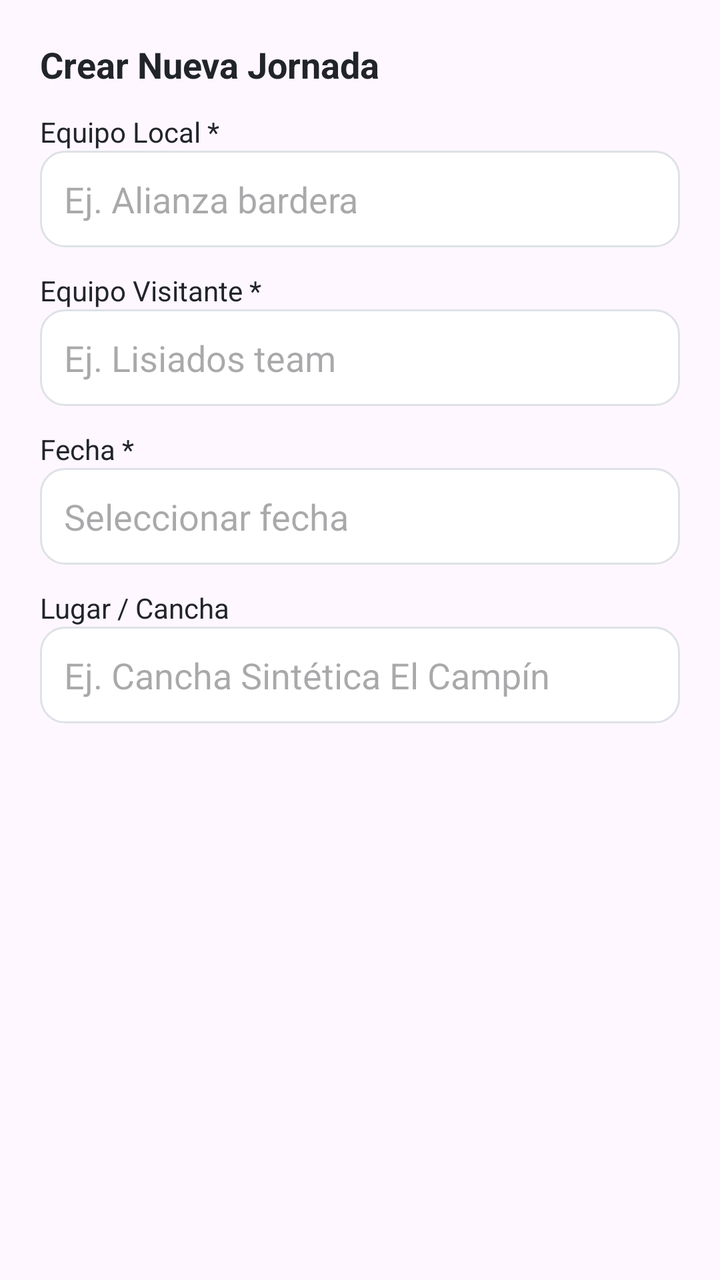
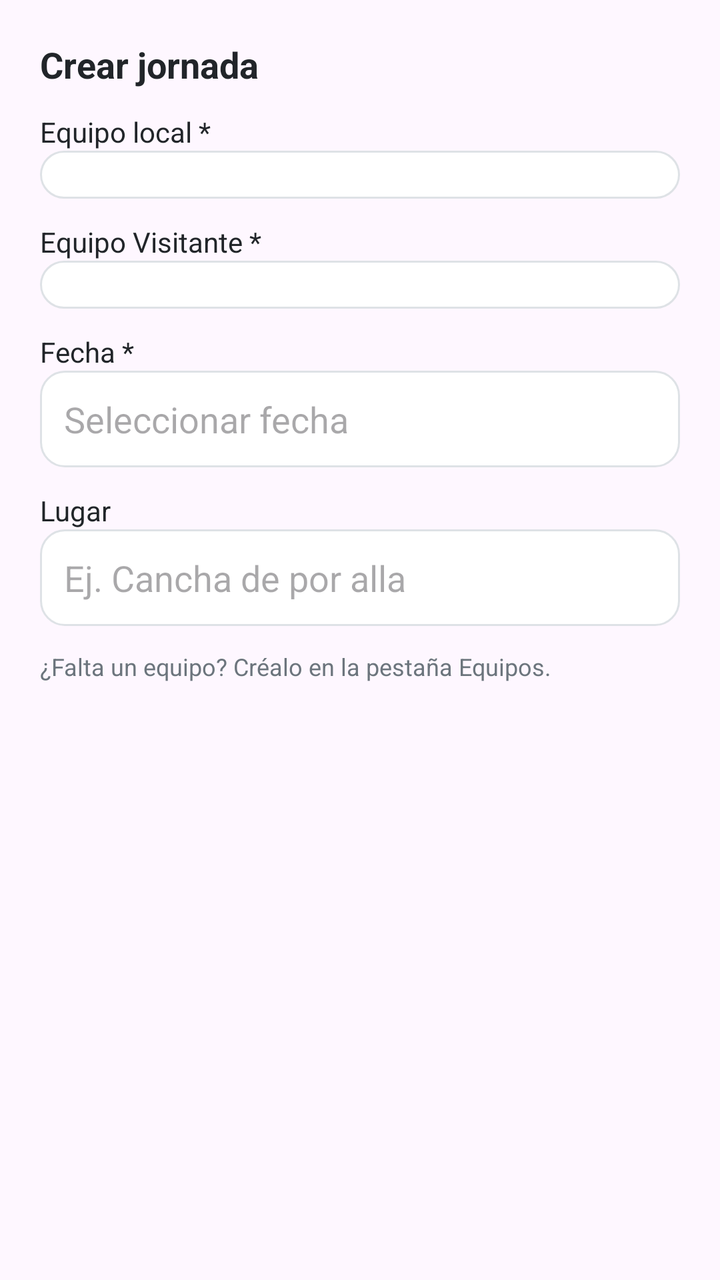

The first picture is an Android layout as it rendered before a commit; the second is the same layout after the commit. The layout source and the unified diff follow.
<!-- AndroidManifest.xml: application theme Theme.Material3.DayNight.NoActionBar -->
<!-- res/layout/dialog_crear_partido.xml -->
<?xml version="1.0" encoding="utf-8"?>
<ScrollView xmlns:android="http://schemas.android.com/apk/res/android"
    android:layout_width="match_parent"
    android:layout_height="wrap_content">

    <LinearLayout
        android:layout_width="match_parent"
        android:layout_height="wrap_content"
        android:orientation="vertical"
        android:padding="20dp">

        <TextView
            android:layout_width="wrap_content"
            android:layout_height="wrap_content"
            android:text="Crear Nueva Jornada"
            android:textColor="@color/texto_principal"
            android:textSize="18sp"
            android:textStyle="bold" />

        <TextView
            android:layout_width="wrap_content"
            android:layout_height="wrap_content"
            android:layout_marginTop="12dp"
            android:text="Equipo Local *"
            android:textColor="@color/texto_principal" />

        <EditText
            android:id="@+id/etEquipoLocal"
            android:layout_width="match_parent"
            android:layout_height="wrap_content"
            android:background="@drawable/bg_card_rounded"
            android:padding="12dp"
            android:hint="Ej. Alianza bardera" />

        <TextView
            android:layout_width="wrap_content"
            android:layout_height="wrap_content"
            android:layout_marginTop="12dp"
            android:text="Equipo Visitante *"
            android:textColor="@color/texto_principal" />

        <EditText
            android:id="@+id/etEquipoVisitante"
            android:layout_width="match_parent"
            android:layout_height="wrap_content"
            android:background="@drawable/bg_card_rounded"
            android:padding="12dp"
            android:hint="Ej. Lisiados team" />

        <TextView
            android:layout_width="wrap_content"
            android:layout_height="wrap_content"
            android:layout_marginTop="12dp"
            android:text="Fecha *"
            android:textColor="@color/texto_principal" />

        <EditText
            android:id="@+id/etFechaPartido"
            android:layout_width="match_parent"
            android:layout_height="wrap_content"
            android:background="@drawable/bg_card_rounded"
            android:focusable="false"
            android:clickable="true"
            android:padding="12dp"
            android:hint="Seleccionar fecha" />

        <TextView
            android:layout_width="wrap_content"
            android:layout_height="wrap_content"
            android:layout_marginTop="12dp"
            android:text="Lugar / Cancha"
            android:textColor="@color/texto_principal" />

        <EditText
            android:id="@+id/etLugarPartido"
            android:layout_width="match_parent"
            android:layout_height="wrap_content"
            android:background="@drawable/bg_card_rounded"
            android:padding="12dp"
            android:hint="Ej. Cancha Sintética El Campín" />

    </LinearLayout>
</ScrollView>
<!-- resources referenced by this layout -->
<resources>
  <color name="texto_principal">#212529</color>
  <!-- drawable bg_card_rounded (drawable) -->
  <?xml version="1.0" encoding="utf-8"?>
  <shape xmlns:android="http://schemas.android.com/apk/res/android">
      <solid android:color="@color/blanco" />
      <corners android:radius="12dp" />
      <stroke android:width="1dp" android:color="@color/borde_gris" />
  </shape>
  <color name="blanco">#FFFFFF</color>
  <color name="borde_gris">#DEE2E6</color>
</resources>

<!-- the commit's change to res/layout/dialog_crear_partido.xml (unified diff, before → after) -->
@@ -12,7 +12,7 @@
         <TextView
             android:layout_width="wrap_content"
             android:layout_height="wrap_content"
-            android:text="Crear Nueva Jornada"
+            android:text="Crear jornada"
             android:textColor="@color/texto_principal"
             android:textSize="18sp"
             android:textStyle="bold" />
@@ -21,16 +21,15 @@
             android:layout_width="wrap_content"
             android:layout_height="wrap_content"
             android:layout_marginTop="12dp"
-            android:text="Equipo Local *"
+            android:text="Equipo local *"
             android:textColor="@color/texto_principal" />
 
-        <EditText
-            android:id="@+id/etEquipoLocal"
+        <Spinner
+            android:id="@+id/spEquipoLocal"
             android:layout_width="match_parent"
             android:layout_height="wrap_content"
             android:background="@drawable/bg_card_rounded"
-            android:padding="12dp"
-            android:hint="Ej. Alianza bardera" />
+            android:padding="12dp" />
 
         <TextView
             android:layout_width="wrap_content"
@@ -39,13 +38,12 @@
             android:text="Equipo Visitante *"
             android:textColor="@color/texto_principal" />
 
-        <EditText
-            android:id="@+id/etEquipoVisitante"
+        <Spinner
+            android:id="@+id/spEquipoVisitante"
             android:layout_width="match_parent"
             android:layout_height="wrap_content"
             android:background="@drawable/bg_card_rounded"
-            android:padding="12dp"
-            android:hint="Ej. Lisiados team" />
+            android:padding="12dp" />
 
         <TextView
             android:layout_width="wrap_content"
@@ -68,7 +66,7 @@
             android:layout_width="wrap_content"
             android:layout_height="wrap_content"
             android:layout_marginTop="12dp"
-            android:text="Lugar / Cancha"
+            android:text="Lugar"
             android:textColor="@color/texto_principal" />
 
         <EditText
@@ -77,7 +75,15 @@
             android:layout_height="wrap_content"
             android:background="@drawable/bg_card_rounded"
             android:padding="12dp"
-            android:hint="Ej. Cancha Sintética El Campín" />
+            android:hint="Ej. Cancha de por alla" />
+
+        <TextView
+            android:layout_width="wrap_content"
+            android:layout_height="wrap_content"
+            android:layout_marginTop="12dp"
+            android:text="¿Falta un equipo? Créalo en la pestaña Equipos."
+            android:textColor="@color/texto_secundario"
+            android:textSize="12sp" />
 
     </LinearLayout>
 </ScrollView>
<!-- resource entries referenced after the edit -->
@@ -1,6 +1,7 @@
 <!-- resources referenced by this layout -->
 <resources>
   <color name="texto_principal">#212529</color>
+  <color name="texto_secundario">#6C757D</color>
   <!-- drawable bg_card_rounded (drawable) -->
   <?xml version="1.0" encoding="utf-8"?>
   <shape xmlns:android="http://schemas.android.com/apk/res/android">
